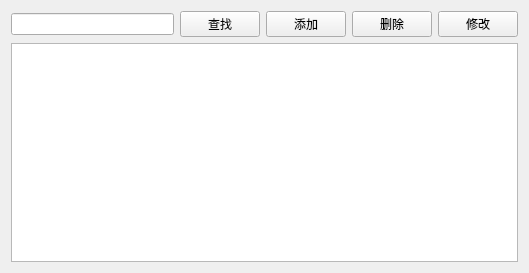
Before: the Qt Designer form CommunityMedicalSystem/medicalview.ui in yuerbufei/QtCourse, drawn with Qt 5.
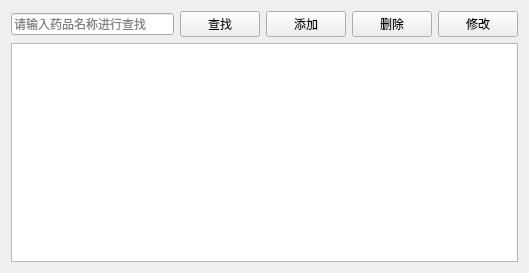
After: the same form once the commit is applied.

Commit message:
药品信息管理
药品信息管理：允许管理员添加、编辑、删除药品信息

```diff
--- a/CommunityMedicalSystem/medicalview.ui
+++ b/CommunityMedicalSystem/medicalview.ui
@@ -17,7 +17,11 @@
    <item row="0" column="0">
     <layout class="QHBoxLayout" name="horizontalLayout">
      <item>
-      <widget class="QLineEdit" name="lineEdit"/>
+      <widget class="QLineEdit" name="textSearch">
+       <property name="placeholderText">
+        <string>请输入药品名称进行查找</string>
+       </property>
+      </widget>
      </item>
      <item>
       <widget class="QPushButton" name="btnFind">
```
The commit also changes 39 other files.
